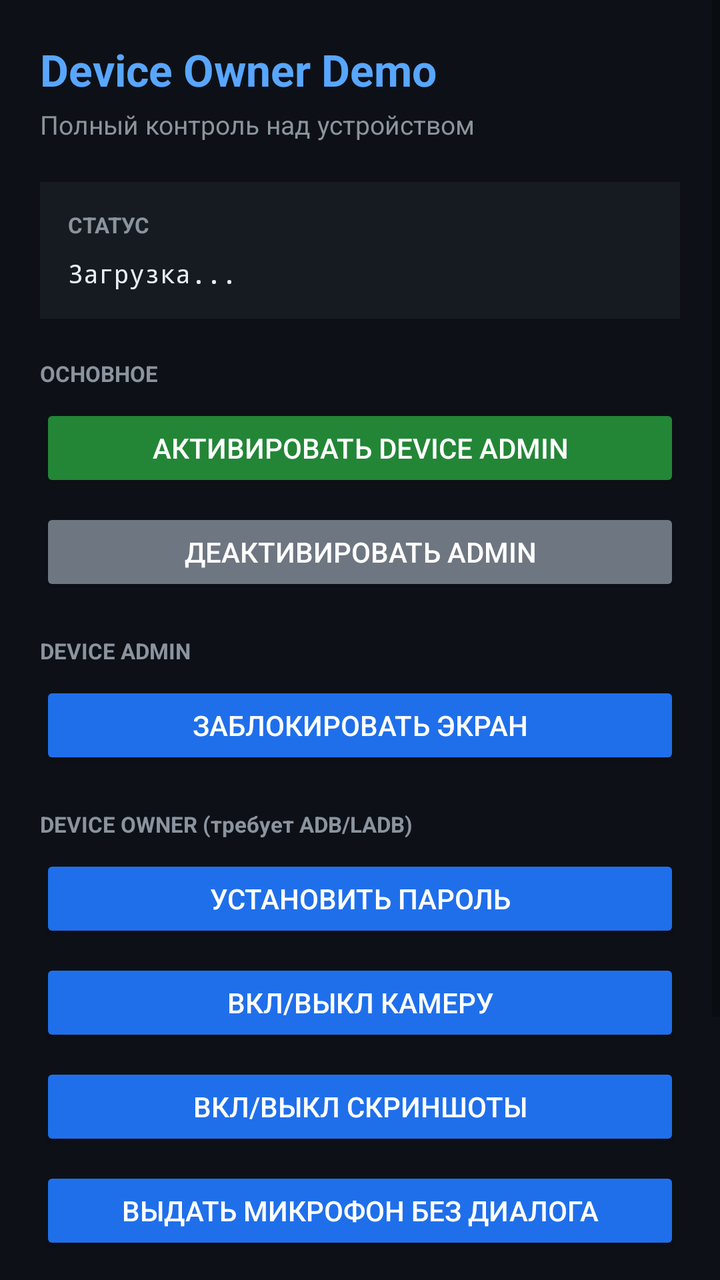
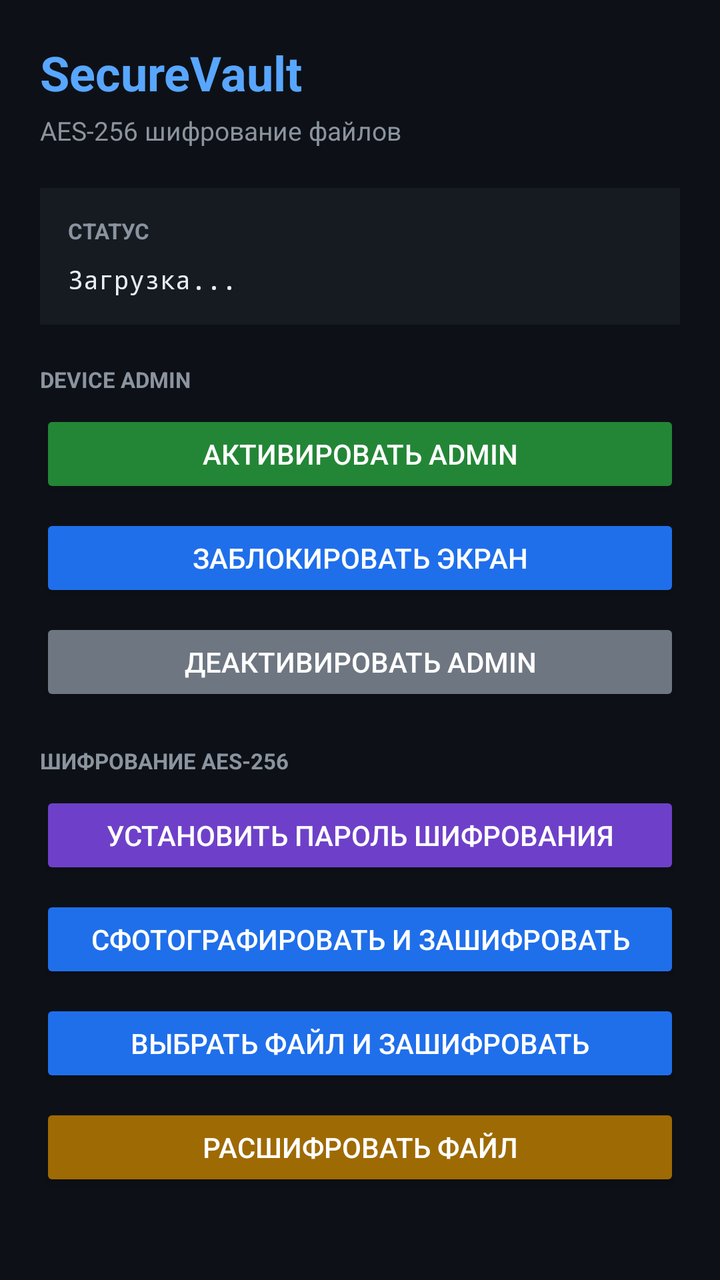

Screens rendered from an Android XML layout before and after an edit, with the pre-edit source and the edit as a unified diff.
<!-- AndroidManifest.xml: application theme AppTheme -->
<!-- res/layout/activity_main.xml -->
<?xml version="1.0" encoding="utf-8"?>
<ScrollView xmlns:android="http://schemas.android.com/apk/res/android"
    android:layout_width="match_parent"
    android:layout_height="match_parent"
    android:background="#0D1117">

    <LinearLayout
        android:layout_width="match_parent"
        android:layout_height="wrap_content"
        android:orientation="vertical"
        android:padding="20dp">

        <TextView
            android:layout_width="wrap_content"
            android:layout_height="wrap_content"
            android:text="Device Owner Demo"
            android:textSize="22sp"
            android:textStyle="bold"
            android:textColor="#58A6FF"
            android:layout_marginBottom="4dp"/>

        <TextView
            android:layout_width="wrap_content"
            android:layout_height="wrap_content"
            android:text="Полный контроль над устройством"
            android:textSize="13sp"
            android:textColor="#8B949E"
            android:layout_marginBottom="20dp"/>

        <LinearLayout
            android:layout_width="match_parent"
            android:layout_height="wrap_content"
            android:orientation="vertical"
            android:background="#161B22"
            android:padding="14dp"
            android:layout_marginBottom="20dp">

            <TextView
                android:layout_width="wrap_content"
                android:layout_height="wrap_content"
                android:text="СТАТУС"
                android:textSize="11sp"
                android:textColor="#8B949E"
                android:textStyle="bold"
                android:layout_marginBottom="8dp"/>

            <TextView
                android:id="@+id/statusText"
                android:layout_width="wrap_content"
                android:layout_height="wrap_content"
                android:text="Загрузка..."
                android:textSize="13sp"
                android:textColor="#E6EDF3"
                android:lineSpacingExtra="5dp"
                android:fontFamily="monospace"/>
        </LinearLayout>

        <TextView
            android:layout_width="wrap_content"
            android:layout_height="wrap_content"
            android:text="ОСНОВНОЕ"
            android:textSize="11sp"
            android:textColor="#8B949E"
            android:textStyle="bold"
            android:layout_marginBottom="8dp"/>

        <Button
            android:id="@+id/btnActivateAdmin"
            android:layout_width="match_parent"
            android:layout_height="44dp"
            android:text="Активировать Device Admin"
            android:textColor="#FFFFFF"
            android:backgroundTint="#238636"
            android:layout_marginBottom="8dp"/>

        <Button
            android:id="@+id/btnDeactivate"
            android:layout_width="match_parent"
            android:layout_height="44dp"
            android:text="Деактивировать Admin"
            android:textColor="#FFFFFF"
            android:backgroundTint="#6E7681"
            android:layout_marginBottom="20dp"/>

        <TextView
            android:layout_width="wrap_content"
            android:layout_height="wrap_content"
            android:text="DEVICE ADMIN"
            android:textSize="11sp"
            android:textColor="#8B949E"
            android:textStyle="bold"
            android:layout_marginBottom="8dp"/>

        <Button
            android:id="@+id/btnLock"
            android:layout_width="match_parent"
            android:layout_height="44dp"
            android:text="Заблокировать экран"
            android:textColor="#FFFFFF"
            android:backgroundTint="#1F6FEB"
            android:layout_marginBottom="20dp"/>

        <TextView
            android:layout_width="wrap_content"
            android:layout_height="wrap_content"
            android:text="DEVICE OWNER (требует ADB/LADB)"
            android:textSize="11sp"
            android:textColor="#8B949E"
            android:textStyle="bold"
            android:layout_marginBottom="8dp"/>

        <Button
            android:id="@+id/btnSetPassword"
            android:layout_width="match_parent"
            android:layout_height="44dp"
            android:text="Установить пароль"
            android:textColor="#FFFFFF"
            android:backgroundTint="#1F6FEB"
            android:layout_marginBottom="8dp"/>

        <Button
            android:id="@+id/btnCamera"
            android:layout_width="match_parent"
            android:layout_height="44dp"
            android:text="Вкл/Выкл камеру"
            android:textColor="#FFFFFF"
            android:backgroundTint="#1F6FEB"
            android:layout_marginBottom="8dp"/>

        <Button
            android:id="@+id/btnScreenshot"
            android:layout_width="match_parent"
            android:layout_height="44dp"
            android:text="Вкл/Выкл скриншоты"
            android:textColor="#FFFFFF"
            android:backgroundTint="#1F6FEB"
            android:layout_marginBottom="8dp"/>

        <Button
            android:id="@+id/btnGrantMic"
            android:layout_width="match_parent"
            android:layout_height="44dp"
            android:text="Выдать микрофон без диалога"
            android:textColor="#FFFFFF"
            android:backgroundTint="#1F6FEB"
            android:layout_marginBottom="8dp"/>

        <Button
            android:id="@+id/btnReboot"
            android:layout_width="match_parent"
            android:layout_height="44dp"
            android:text="Перезагрузить устройство"
            android:textColor="#FFFFFF"
            android:backgroundTint="#9E6A03"
            android:layout_marginBottom="20dp"/>

        <TextView
            android:layout_width="wrap_content"
            android:layout_height="wrap_content"
            android:text="ОПАСНАЯ ЗОНА"
            android:textSize="11sp"
            android:textColor="#F85149"
            android:textStyle="bold"
            android:layout_marginBottom="8dp"/>

        <Button
            android:id="@+id/btnWipe"
            android:layout_width="match_parent"
            android:layout_height="44dp"
            android:text="СБРОС К ЗАВОДСКИМ"
            android:textColor="#FFFFFF"
            android:backgroundTint="#B62324"
            android:layout_marginBottom="20dp"/>

    </LinearLayout>
</ScrollView>
<!-- resources referenced by this layout -->
<resources>
  <style name="AppTheme" parent="Theme.AppCompat.Light.NoActionBar">
          <item name="colorPrimary">#58A6FF</item>
          <item name="colorPrimaryDark">#0D1117</item>
          <item name="colorAccent">#238636</item>
          <item name="android:windowBackground">#0D1117</item>
      </style>
</resources>

<!-- the commit's change to res/layout/activity_main.xml (unified diff, before → after) -->
@@ -13,8 +13,8 @@
         <TextView
             android:layout_width="wrap_content"
             android:layout_height="wrap_content"
-            android:text="Device Owner Demo"
-            android:textSize="22sp"
+            android:text="SecureVault"
+            android:textSize="24sp"
             android:textStyle="bold"
             android:textColor="#58A6FF"
             android:layout_marginBottom="4dp"/>
@@ -22,11 +22,12 @@
         <TextView
             android:layout_width="wrap_content"
             android:layout_height="wrap_content"
-            android:text="Полный контроль над устройством"
+            android:text="AES-256 шифрование файлов"
             android:textSize="13sp"
             android:textColor="#8B949E"
             android:layout_marginBottom="20dp"/>
 
+        
         <LinearLayout
             android:layout_width="match_parent"
             android:layout_height="wrap_content"
@@ -46,19 +47,20 @@
 
             <TextView
                 android:id="@+id/statusText"
-                android:layout_width="wrap_content"
+                android:layout_width="match_parent"
                 android:layout_height="wrap_content"
                 android:text="Загрузка..."
                 android:textSize="13sp"
                 android:textColor="#E6EDF3"
-                android:lineSpacingExtra="5dp"
+                android:lineSpacingExtra="4dp"
                 android:fontFamily="monospace"/>
         </LinearLayout>
 
+        
         <TextView
             android:layout_width="wrap_content"
             android:layout_height="wrap_content"
-            android:text="ОСНОВНОЕ"
+            android:text="DEVICE ADMIN"
             android:textSize="11sp"
             android:textColor="#8B949E"
             android:textStyle="bold"
@@ -68,9 +70,18 @@
             android:id="@+id/btnActivateAdmin"
             android:layout_width="match_parent"
             android:layout_height="44dp"
-            android:text="Активировать Device Admin"
+            android:text="Активировать Admin"
             android:textColor="#FFFFFF"
             android:backgroundTint="#238636"
+            android:layout_marginBottom="8dp"/>
+
+        <Button
+            android:id="@+id/btnLock"
+            android:layout_width="match_parent"
+            android:layout_height="44dp"
+            android:text="Заблокировать экран"
+            android:textColor="#FFFFFF"
+            android:backgroundTint="#1F6FEB"
             android:layout_marginBottom="8dp"/>
 
         <Button
@@ -82,95 +93,51 @@
             android:backgroundTint="#6E7681"
             android:layout_marginBottom="20dp"/>
 
+        
         <TextView
             android:layout_width="wrap_content"
             android:layout_height="wrap_content"
-            android:text="DEVICE ADMIN"
+            android:text="ШИФРОВАНИЕ AES-256"
             android:textSize="11sp"
             android:textColor="#8B949E"
             android:textStyle="bold"
             android:layout_marginBottom="8dp"/>
 
         <Button
-            android:id="@+id/btnLock"
+            android:id="@+id/btnSetEncPassword"
             android:layout_width="match_parent"
             android:layout_height="44dp"
-            android:text="Заблокировать экран"
+            android:text="Установить пароль шифрования"
             android:textColor="#FFFFFF"
-            android:backgroundTint="#1F6FEB"
-            android:layout_marginBottom="20dp"/>
-
-        <TextView
-            android:layout_width="wrap_content"
-            android:layout_height="wrap_content"
-            android:text="DEVICE OWNER (требует ADB/LADB)"
-            android:textSize="11sp"
-            android:textColor="#8B949E"
-            android:textStyle="bold"
-            android:layout_marginBottom="8dp"/>
-
-        <Button
-            android:id="@+id/btnSetPassword"
-            android:layout_width="match_parent"
-            android:layout_height="44dp"
-            android:text="Установить пароль"
-            android:textColor="#FFFFFF"
-            android:backgroundTint="#1F6FEB"
+            android:backgroundTint="#6E40C9"
             android:layout_marginBottom="8dp"/>
 
         <Button
             android:id="@+id/btnCamera"
             android:layout_width="match_parent"
             android:layout_height="44dp"
-            android:text="Вкл/Выкл камеру"
+            android:text="Сфотографировать и зашифровать"
             android:textColor="#FFFFFF"
             android:backgroundTint="#1F6FEB"
             android:layout_marginBottom="8dp"/>
 
         <Button
-            android:id="@+id/btnScreenshot"
+            android:id="@+id/btnPickFile"
             android:layout_width="match_parent"
             android:layout_height="44dp"
-            android:text="Вкл/Выкл скриншоты"
+            android:text="Выбрать файл и зашифровать"
             android:textColor="#FFFFFF"
             android:backgroundTint="#1F6FEB"
             android:layout_marginBottom="8dp"/>
 
         <Button
-            android:id="@+id/btnGrantMic"
+            android:id="@+id/btnDecrypt"
             android:layout_width="match_parent"
             android:layout_height="44dp"
-            android:text="Выдать микрофон без диалога"
-            android:textColor="#FFFFFF"
-            android:backgroundTint="#1F6FEB"
-            android:layout_marginBottom="8dp"/>
-
-        <Button
-            android:id="@+id/btnReboot"
-            android:layout_width="match_parent"
-            android:layout_height="44dp"
-            android:text="Перезагрузить устройство"
+            android:text="Расшифровать файл"
             android:textColor="#FFFFFF"
             android:backgroundTint="#9E6A03"
             android:layout_marginBottom="20dp"/>
 
-        <TextView
-            android:layout_width="wrap_content"
-            android:layout_height="wrap_content"
-            android:text="ОПАСНАЯ ЗОНА"
-            android:textSize="11sp"
-            android:textColor="#F85149"
-            android:textStyle="bold"
-            android:layout_marginBottom="8dp"/>
-
-        <Button
-            android:id="@+id/btnWipe"
-            android:layout_width="match_parent"
-            android:layout_height="44dp"
-            android:text="СБРОС К ЗАВОДСКИМ"
-            android:textColor="#FFFFFF"
-            android:backgroundTint="#B62324"
-            android:layout_marginBottom="20dp"/>
-
     </LinearLayout>
 </ScrollView>
